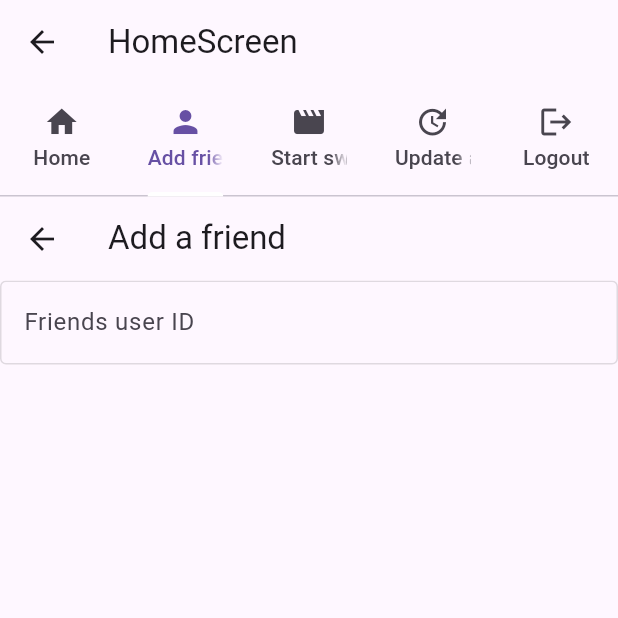
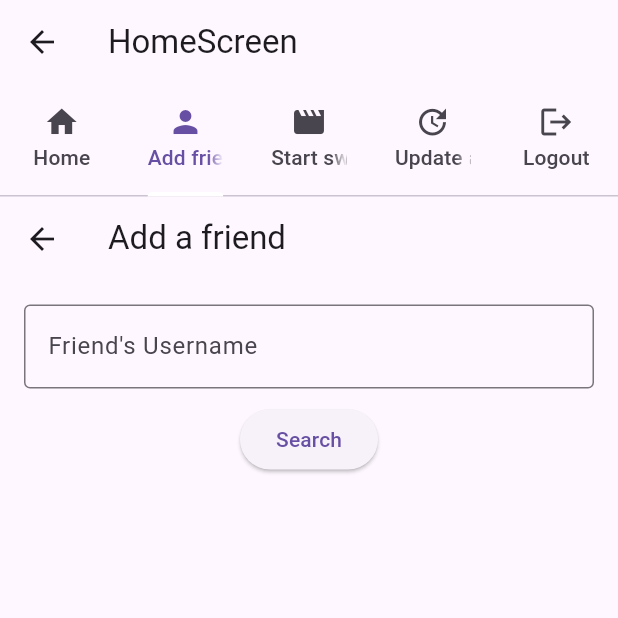
Before and after one commit to lilymae1/assignment_2076955, a Flutter app: the HomeScreen screen opened directly, tab 2 chosen, on a phone screen of 412 x 824 dp, the top half of it. Run offline on Flutter 3.47's test engine with Material 3 defaults, Android fonts, the phone set to English and light mode, and no system bars; our stand-ins replace shared_preferences, sqflite; missing offline and left inert: tmdb_api; accounts and stored records are empty.

Commit message:
21/04/25

```diff
--- a/lib/services/database_services.dart
+++ b/lib/services/database_services.dart
@@ -59,14 +59,9 @@ class DatabaseServices {
   //add friends functions
   static Future<void> addFriend(int userID, int friendID) async {
     final db = await _openDatabase();
-    await db.insert(
-    'friends',
-    {
-      'userID': userID,
-      'friendID': friendID,
-    },
-    conflictAlgorithm: ConflictAlgorithm.ignore,
-  );
+    await db.insert('friends',{'userID': userID,'friendID': friendID,},conflictAlgorithm: ConflictAlgorithm.ignore,);
+    await db.insert('friends',{'userID': friendID,'friendID': userID,},conflictAlgorithm: ConflictAlgorithm.ignore,);
+
   }
 
   static Future<List<Map<String, dynamic>>> getFriends(int userID) async {
@@ -87,6 +82,17 @@ class DatabaseServices {
     );
   }
 
+  static Future<Map<String, dynamic>?> searchUserByUsername(String username, int currentUserId) async { //for the find friend page
+  final db = await _openDatabase();
+  final result = await db.query(
+    'users',
+    where: 'userName = ? AND userID != ?',
+    whereArgs: [username, currentUserId],
+    limit: 1,
+  );
+
+  return result.isNotEmpty ? result.first : null;
+}
 
 
 }
--- a/lib/widgets/add_friends.dart
+++ b/lib/widgets/add_friends.dart
@@ -12,39 +12,111 @@ class AddFriends extends StatefulWidget {
 
 class _friendsScreenState extends State<AddFriends> {
 
-  final _friendIDController = TextEditingController();
+  final _friendUsernameController = TextEditingController();
+  Map<String,dynamic>? _foundUser;
+  String _message = "";
+
+  Future<void> _addFriend() async {
+  final prefs = await SharedPreferences.getInstance();
+  int? currentUserId = prefs.getInt('userID');
+
+  if (currentUserId == null || _foundUser == null) return;
+
+  await DatabaseServices.addFriend(currentUserId, _foundUser!['userID']);
+  await DatabaseServices.addFriend(_foundUser!['userID'], currentUserId);
+
+  setState(() {
+    _message = "Friend added successfully!";
+    _foundUser = null;
+    _friendUsernameController.clear();
+  });
+}
+
 
   Future<void> _friendSearch() async{
-    //use the database functions to find user and display based on search
-    //have an add button next to the record
-    //attach record to the fucntion which makes a new friend connection
-    //just do it as a follow for now then make the friendships request based?
+  final prefs = await SharedPreferences.getInstance();
+  int? currentUserId = prefs.getInt('userID');
+
+  if (currentUserId == null) {
+    setState(() {
+      _message = "User not logged in.";
+    });
+    return;
   }
 
+  String inputUsername = _friendUsernameController.text.trim();
+  if (inputUsername.isEmpty) return;
+
+  var user = await DatabaseServices.searchUserByUsername(inputUsername, currentUserId);
+
+  setState(() {
+    _foundUser = user;
+    _message = user == null ? "No user found." : "";
+  });
+
+
+  }
 @override
 Widget build(BuildContext context) {
   return Scaffold(
     appBar: AppBar(
       title: Text("Add a friend"),
     ),
-      body: SafeArea(child: Column(
+    body: SafeArea(
+      child: Padding(
+        padding: const EdgeInsets.all(16.0),
+        child: Column(
           children: [
+            // Username input
             TextFormField(
-            controller: _friendIDController,
+              controller: _friendUsernameController,
               decoration: const InputDecoration(
-            hintText: "Friends user ID",
-            enabledBorder: OutlineInputBorder(
-              borderSide: BorderSide(color: Colors.black12),
+                labelText: "Friend's Username",
+                hintText: "Enter username",
+                border: OutlineInputBorder(),
+              ),
+            ),
+
+            const SizedBox(height: 10),
+
+            // Search Button
+            ElevatedButton(
+              onPressed: _friendSearch,
+              child: const Text("Search"),
+            ),
+
+            const SizedBox(height: 20),
+
+            // Show found user card
+            if (_foundUser != null)
+              Card(
+                child: ListTile(
+                  title: Text(_foundUser!['userName']),
+                  subtitle: Text("Email: ${_foundUser!['email']}"),
+                  trailing: ElevatedButton(
+                    onPressed: _addFriend,
+                    child: const Text("Add"),
+                  ),
+                ),
+              ),
+
+            // Message (no user found, success, etc.)
+            if (_message.isNotEmpty)
+              Padding(
+                padding: const EdgeInsets.only(top: 16.0),
+                child: Text(
+                  _message,
+                  style: TextStyle(
+                    color: Colors.black87,
+                    fontWeight: FontWeight.w500,
                   ),
                 ),
               ),
           ],
-      )),
+        ),
+      ),
+    ),
   );
-    //once logged in you can enter a user id for a friend code
-    //if it matches to an existing friends code it will add to an existing list of freinds??
-    //friends list shows up, create a function to display all friends
-    //search on the left friends list and other widgets on the right
+}
 
 }
-}
--- a/lib/widgets/home_screen.dart
+++ b/lib/widgets/home_screen.dart
@@ -4,6 +4,7 @@ import 'add_friends.dart';
 import 'new_swipe.dart';
 import 'update_account.dart';
 import 'package:shared_preferences/shared_preferences.dart';
+import '../services/database_services.dart';
 
 class HomeScreen extends StatefulWidget {
   const HomeScreen({super.key});
@@ -13,18 +14,11 @@ class HomeScreen extends StatefulWidget {
 }
 
 class _HomeScreenState extends State<HomeScreen> with SingleTickerProviderStateMixin {
+  List<Map<String, dynamic>> _friends = [];
+  int? _userID;
+
   late TabController _tabController;
   late List<Widget> _tabViews;
-
-  Future<void> _logout() async {
-    final prefs = await SharedPreferences.getInstance();
-    await prefs.clear(); // Clear login session
-
-    Navigator.pushReplacement(
-      context,
-      MaterialPageRoute(builder: (context) => const LoginScreen()),
-    );
-  }
 
   final List<Tab> _tabs = const [
     Tab(icon: Icon(Icons.home), text: 'Home'),
@@ -37,15 +31,90 @@ class _HomeScreenState extends State<HomeScreen> with SingleTickerProviderStateM
   @override
   void initState() {
     super.initState();
+    _loadFriends();
+
     _tabController = TabController(length: _tabs.length, vsync: this);
+    _tabController.addListener(() {
+      if (_tabController.index == 0) {
+        _loadFriends(); // Refresh when switching back to Home tab
+      }
+    });
 
     _tabViews = [
-      const Center(child: Text("Home Page", style: TextStyle(fontSize: 20))),
+      _buildHomeTab(),
       const AddFriends(),
       const NewSwipe(),
       const UpdateAccount(),
       LogoutTab(logoutCallback: _logout),
     ];
+  }
+
+  Future<void> _loadFriends() async {
+    final prefs = await SharedPreferences.getInstance();
+    int? userID = prefs.getInt('userID');
+    if (userID != null) {
+      List<Map<String, dynamic>> friends = await DatabaseServices.getFriends(userID);
+      setState(() {
+        _userID = userID;
+        _friends = friends;
+      });
+    }
+  }
+
+  Future<void> _logout() async {
+    final prefs = await SharedPreferences.getInstance();
+    await prefs.clear(); // Clear login session
+
+    Navigator.pushReplacement(
+      context,
+      MaterialPageRoute(builder: (context) => const LoginScreen()),
+    );
+  }
+
+  Widget _buildHomeTab() {
+    return SingleChildScrollView(
+      padding: const EdgeInsets.all(16),
+      child: Column(
+        crossAxisAlignment: CrossAxisAlignment.start,
+        children: [
+          const Text(
+            'Welcome to Home Page',
+            style: TextStyle(fontSize: 20, fontWeight: FontWeight.bold),
+          ),
+          const SizedBox(height: 20),
+          const Text(
+            'Your Friends',
+            style: TextStyle(fontSize: 18, fontWeight: FontWeight.bold),
+          ),
+          const SizedBox(height: 8),
+          SizedBox(
+            height: 80,
+            child: _friends.isEmpty
+                ? const Text("You haven't added any friends yet.")
+                : ListView.builder(
+                    scrollDirection: Axis.horizontal,
+                    itemCount: _friends.length,
+                    itemBuilder: (context, index) {
+                      final friend = _friends[index];
+                      return Padding(
+                        padding: const EdgeInsets.symmetric(horizontal: 8),
+                        child: Chip(
+                          label: Text(friend['userName']),
+                          avatar: const Icon(Icons.person),
+                        ),
+                      );
+                    },
+                  ),
+          ),
+          const Divider(),
+          const SizedBox(height: 20),
+          const Text(
+            'Home Content Goes Here...',
+            style: TextStyle(fontSize: 16),
+          ),
+        ],
+      ),
+    );
   }
 
   @override
--- a/lib/widgets/login_screen.dart
+++ b/lib/widgets/login_screen.dart
@@ -40,6 +40,7 @@ class _LoginScreenState extends State<LoginScreen> {
       final prefs = await SharedPreferences.getInstance();
       await prefs.setBool('isLoggedIn', true);
       await prefs.setString('username', username);//save login details
+      await prefs.setInt('userID', user['userID']);
 
       Navigator.pushReplacement(
         context,
```
Also changed, not shown: 3 other files. Lines whose indentation alone changed are shown as unchanged.
